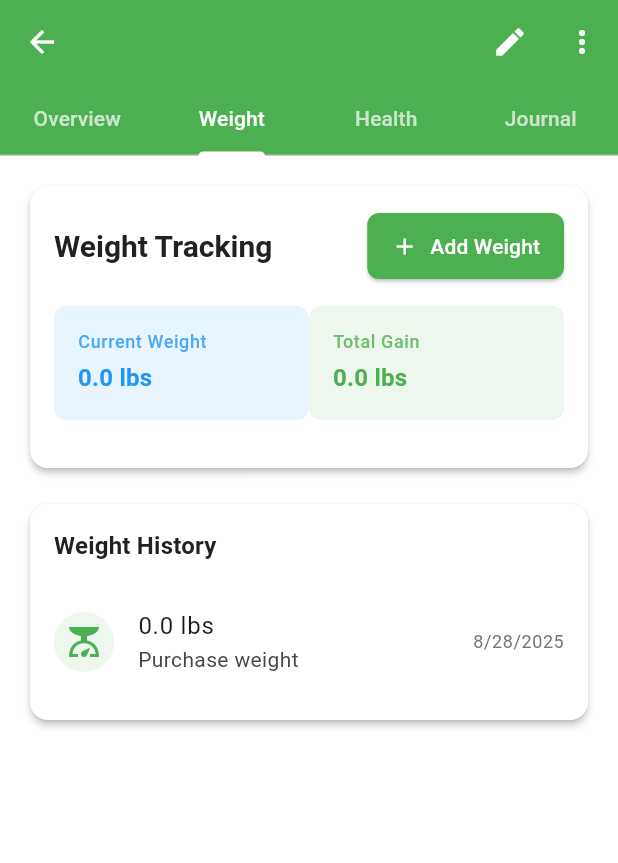
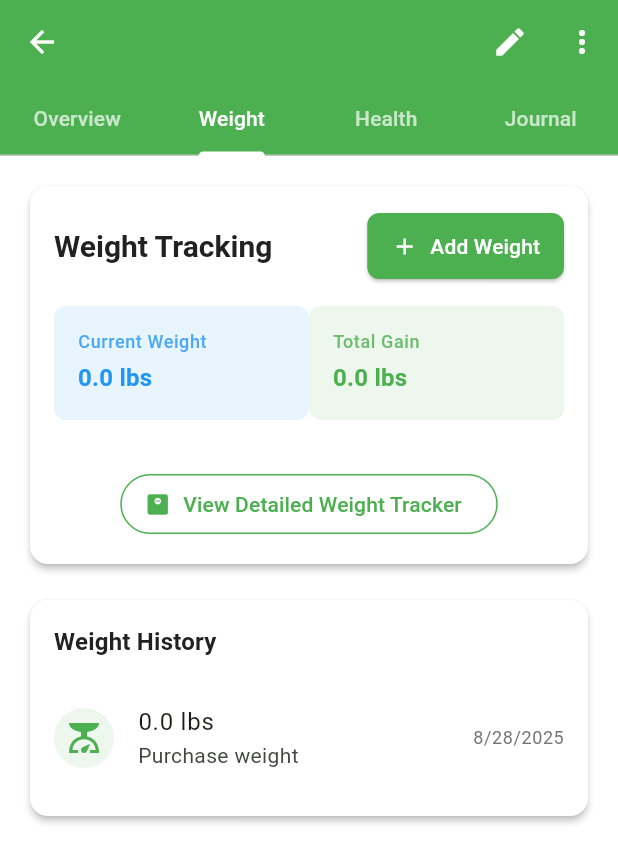
Before and after one commit to ciscoch/showtrackai-local-copy, a Flutter app: the AnimalDetailScreen screen opened directly with empty values, tab 2 chosen, on a phone screen of 412 x 824 dp. Shown: the top 863 px of the screen. Run offline on Flutter 3.47's test engine with Material 3 defaults, Android fonts, the phone set to English and light mode, and no system bars; our stand-ins replace shared_preferences, supabase_flutter; accounts and stored records are empty; network calls fail.

```diff
--- a/lib/main.dart
+++ b/lib/main.dart
@@ -12,6 +12,7 @@ import 'screens/animal_create_screen.dart';
 import 'screens/animal_list_screen.dart';
 import 'screens/animal_detail_screen.dart';
 import 'screens/profile_screen.dart';
+import 'screens/weight_tracker_screen.dart';
 import 'models/animal.dart';
 import 'services/auth_service.dart';
 import 'theme/app_theme.dart';
@@ -137,6 +138,7 @@ class ShowTrackAIJournaling extends StatelessWidget {
         '/projects': (context) => AuthGuard(child: const Placeholder()), // TODO: Add projects screen
         '/animals': (context) => AuthGuard(child: const AnimalListScreen()),
         '/animals/create': (context) => AuthGuard(child: const AnimalCreateScreen()),
+        '/weight-tracker': (context) => AuthGuard(child: const WeightTrackerScreen()),
         '/records': (context) => AuthGuard(child: const Placeholder()), // TODO: Add records screen
         '/tasks': (context) => AuthGuard(child: const Placeholder()), // TODO: Add tasks screen
         '/profile': (context) => AuthGuard(child: const ProfileScreen()),
--- a/lib/screens/animal_detail_screen.dart
+++ b/lib/screens/animal_detail_screen.dart
@@ -667,6 +667,26 @@ class _AnimalDetailScreenState extends State<AnimalDetailScreen>
                       ],
                     ),
                 ],
+
+                // Weight Tracker Navigation Button
+                const SizedBox(height: 16),
+                Center(
+                  child: OutlinedButton.icon(
+                    onPressed: () {
+                      Navigator.pushNamed(
+                        context,
+                        '/weight-tracker',
+                        arguments: {'animalId': widget.animal.id},
+                      );
+                    },
+                    icon: const Icon(Icons.monitor_weight),
+                    label: const Text('View Detailed Weight Tracker'),
+                    style: OutlinedButton.styleFrom(
+                      foregroundColor: const Color(0xFF4CAF50),
+                      side: const BorderSide(color: Color(0xFF4CAF50)),
+                    ),
+                  ),
+                ),
               ],
             ),
           ),
--- a/lib/screens/dashboard_screen.dart
+++ b/lib/screens/dashboard_screen.dart
@@ -324,6 +324,15 @@ class _DashboardScreenState extends State<DashboardScreen> {
                                   color: const Color(0xFF00BCD4),
                                   onTap: () => Navigator.pushNamed(context, '/timeline'),
                                 ),
+
+                                // NEW: Weight Tracker Card
+                                DashboardCard(
+                                  title: 'Weight Tracker',
+                                  count: 0, // Will be updated with weights count
+                                  icon: Icons.monitor_weight,
+                                  color: const Color(0xFF795548),
+                                  onTap: () => Navigator.pushNamed(context, '/weight-tracker'),
+                                ),
                               ],
                             );
                           },
```
Also changed, not shown: lib/screens/weight_tracker_screen.dart (+11 -3 lines), pubspec.lock.
